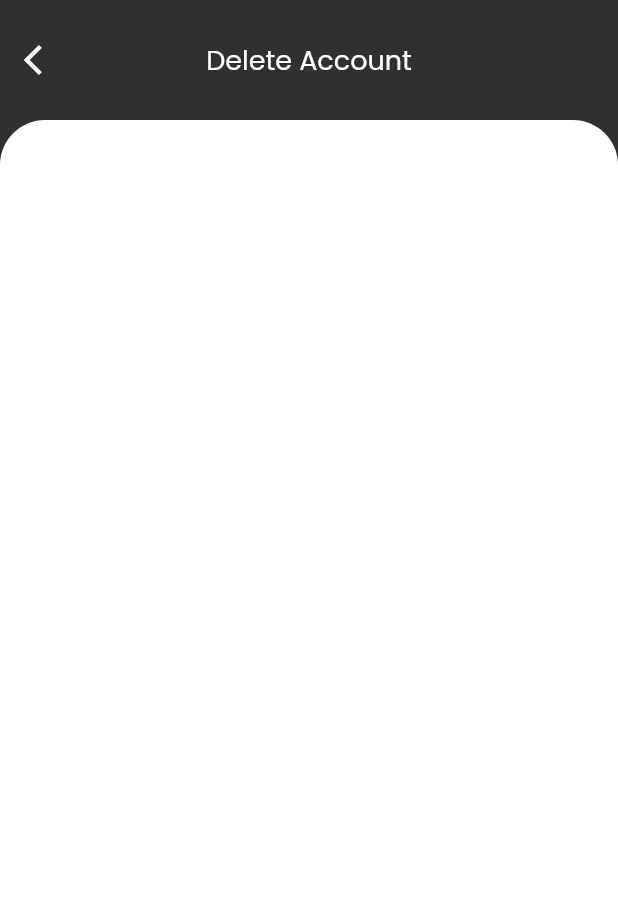
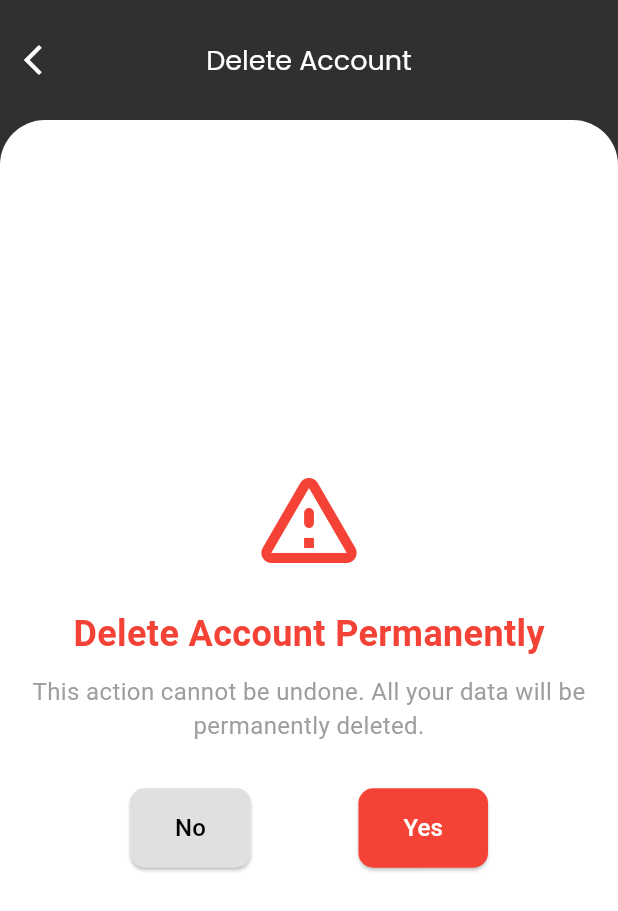
Before and after one commit to Nishia25/face_detection_frontend, a Flutter app: the DeleteAccount screen opened directly, on a phone screen of 412 x 824 dp. Shown: the top 911 px of the screen. Run offline on Flutter 3.47's test engine with Material 3 defaults, Android fonts, the phone set to English and light mode, and no system bars; our stand-ins replace cloud_firestore, firebase_auth, firebase_core, firebase_messaging, firebase_storage, get and 6 more; accounts and stored records are empty.

Commit message:
delete acc

```diff
--- a/lib/src/accounts/accounts_pages/delete_account.dart
+++ b/lib/src/accounts/accounts_pages/delete_account.dart
@@ -1,15 +1,19 @@
 import 'package:flutter/material.dart';
+import 'package:get/get.dart';
 import 'package:vision_intelligence/common/widgets/appbar.dart';
+import '../controller/delete_account_controller.dart';
 
 class DeleteAccount extends StatelessWidget {
   const DeleteAccount({super.key});
 
   @override
   Widget build(BuildContext context) {
+    final DeleteAccountController controller = Get.put(DeleteAccountController());
+
     return Scaffold(
       appBar: Appbar(
-          title: "Delete Account",
-          showBackButton: true,
+        title: "Delete Account",
+        showBackButton: true,
       ),
       body: Container(
         decoration: BoxDecoration(
@@ -27,8 +31,73 @@ class DeleteAccount extends StatelessWidget {
             color: Color.fromRGBO(255, 255, 255, 1),
           ),
           child: Padding(
-              padding: const EdgeInsets.symmetric(horizontal: 15, vertical: 15),
-
+            padding: const EdgeInsets.symmetric(horizontal: 15, vertical: 15),
+            child: Obx(() => controller.isLoading.value
+                ? const Center(child: CircularProgressIndicator())
+                : Column(
+                    mainAxisAlignment: MainAxisAlignment.center,
+                    children: [
+                      const Icon(
+                        Icons.warning_amber_rounded,
+                        size: 80,
+                        color: Colors.red,
+                      ),
+                      const SizedBox(height: 20),
+                      const Text(
+                        'Delete Account Permanently',
+                        style: TextStyle(
+                          fontSize: 24,
+                          fontWeight: FontWeight.bold,
+                          color: Colors.red,
+                        ),
+                      ),
+                      const SizedBox(height: 10),
+                      const Text(
+                        'This action cannot be undone. All your data will be permanently deleted.',
+                        textAlign: TextAlign.center,
+                        style: TextStyle(
+                          fontSize: 16,
+                          color: Colors.grey,
+                        ),
+                      ),
+                      const SizedBox(height: 30),
+                      Row(
+                        mainAxisAlignment: MainAxisAlignment.spaceEvenly,
+                        children: [
+                          ElevatedButton(
+                            onPressed: () => Get.back(),
+                            style: ElevatedButton.styleFrom(
+                              backgroundColor: Colors.grey[300],
+                              foregroundColor: Colors.black,
+                              padding: const EdgeInsets.symmetric(horizontal: 30, vertical: 15),
+                              shape: RoundedRectangleBorder(
+                                borderRadius: BorderRadius.circular(10),
+                              ),
+                            ),
+                            child: const Text(
+                              'No',
+                              style: TextStyle(fontSize: 16),
+                            ),
+                          ),
+                          ElevatedButton(
+                            onPressed: () => controller.showDeleteConfirmation(context),
+                            style: ElevatedButton.styleFrom(
+                              backgroundColor: Colors.red,
+                              foregroundColor: Colors.white,
+                              padding: const EdgeInsets.symmetric(horizontal: 30, vertical: 15),
+                              shape: RoundedRectangleBorder(
+                                borderRadius: BorderRadius.circular(10),
+                              ),
+                            ),
+                            child: const Text(
+                              'Yes',
+                              style: TextStyle(fontSize: 16),
+                            ),
+                          ),
+                        ],
+                      ),
+                    ],
+                  )),
           ),
         ),
       ),
```
Also changed, not shown: lib/src/accounts/controller/delete_account_controller.dart (added, +87 -0 lines).
